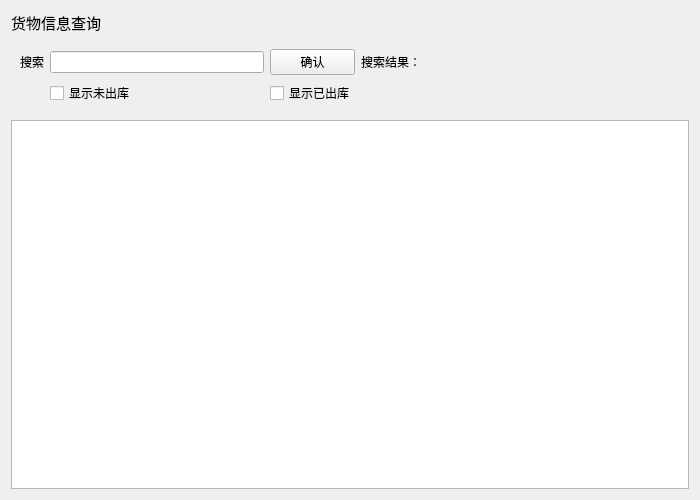
This is RFID_MS/ui/record.ui in SwaveHub/RFID_MS_QT as Qt 5 draws it before an edit. The edited form follows.
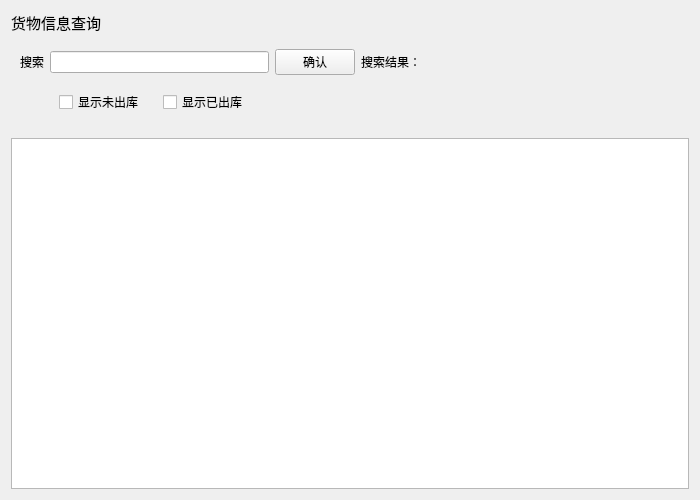
This is the edited form.

```diff
--- a/RFID_MS/ui/record.ui
+++ b/RFID_MS/ui/record.ui
@@ -20,38 +20,9 @@
    <string>Form</string>
   </property>
   <layout class="QGridLayout" name="gridLayout_2">
-   <item row="0" column="0">
-    <widget class="QLabel" name="lb_title">
-     <property name="font">
-      <font>
-       <pointsize>11</pointsize>
-      </font>
-     </property>
-     <property name="text">
-      <string>货物信息查询</string>
-     </property>
-    </widget>
-   </item>
    <item row="2" column="0">
-    <widget class="QTableView" name="tb_record"/>
-   </item>
-   <item row="1" column="0">
     <widget class="QWidget" name="widget" native="true">
-     <layout class="QGridLayout" name="gridLayout">
-      <item row="1" column="2">
-       <widget class="QCheckBox" name="cbox_out">
-        <property name="text">
-         <string>显示已出库</string>
-        </property>
-       </widget>
-      </item>
-      <item row="0" column="3">
-       <widget class="QLabel" name="label_sum">
-        <property name="text">
-         <string>搜索结果：</string>
-        </property>
-       </widget>
-      </item>
+     <layout class="QGridLayout" name="gridLayout_3">
       <item row="0" column="0">
        <widget class="QLabel" name="label">
         <property name="text">
@@ -59,16 +30,23 @@
         </property>
        </widget>
       </item>
-      <item row="1" column="1">
-       <widget class="QCheckBox" name="cbox_in">
+      <item row="0" column="2">
+       <widget class="QPushButton" name="btn_confirm">
         <property name="text">
-         <string>显示未出库</string>
+         <string>确认</string>
         </property>
        </widget>
       </item>
       <item row="0" column="1">
        <widget class="QLineEdit" name="ed_search"/>
       </item>
+      <item row="0" column="3">
+       <widget class="QLabel" name="label_sum">
+        <property name="text">
+         <string>搜索结果：</string>
+        </property>
+       </widget>
+      </item>
       <item row="0" column="4">
        <spacer name="horizontalSpacer">
         <property name="orientation">
@@ -82,16 +60,44 @@
         </property>
        </spacer>
       </item>
-      <item row="0" column="2">
-       <widget class="QPushButton" name="btn_confirm">
-        <property name="text">
-         <string>确认</string>
-        </property>
+      <item row="1" column="1">
+       <widget class="QWidget" name="widget_2" native="true">
+        <layout class="QGridLayout" name="gridLayout">
+         <item row="0" column="0">
+          <widget class="QCheckBox" name="cbox_in">
+           <property name="text">
+            <string>显示未出库</string>
+           </property>
+          </widget>
+         </item>
+         <item row="0" column="1">
+          <widget class="QCheckBox" name="cbox_out">
+           <property name="text">
+            <string>显示已出库</string>
+           </property>
+          </widget>
+         </item>
+        </layout>
        </widget>
       </item>
      </layout>
     </widget>
    </item>
+   <item row="3" column="0">
+    <widget class="QTableView" name="tb_record"/>
+   </item>
+   <item row="1" column="0">
+    <widget class="QLabel" name="lb_title">
+     <property name="font">
+      <font>
+       <pointsize>11</pointsize>
+      </font>
+     </property>
+     <property name="text">
+      <string>货物信息查询</string>
+     </property>
+    </widget>
+   </item>
   </layout>
  </widget>
  <resources/>
```
